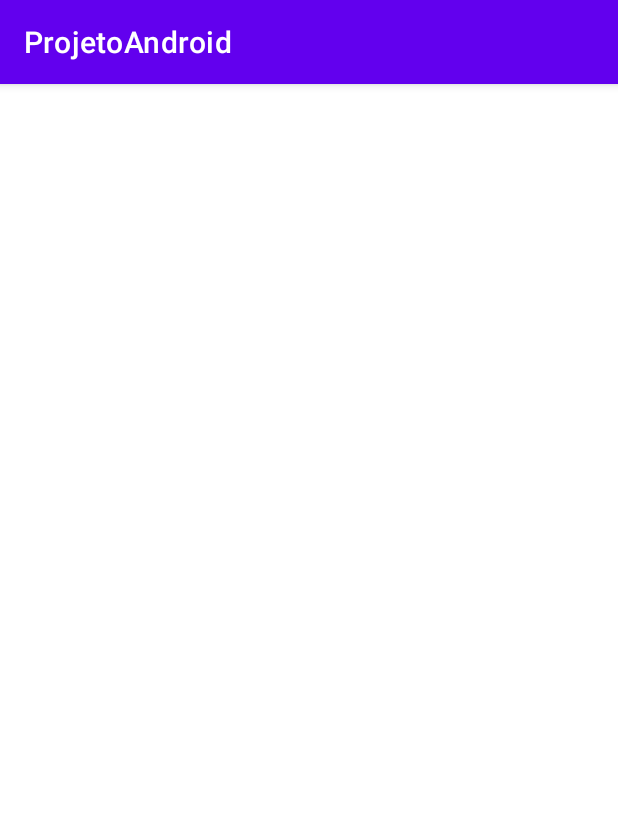
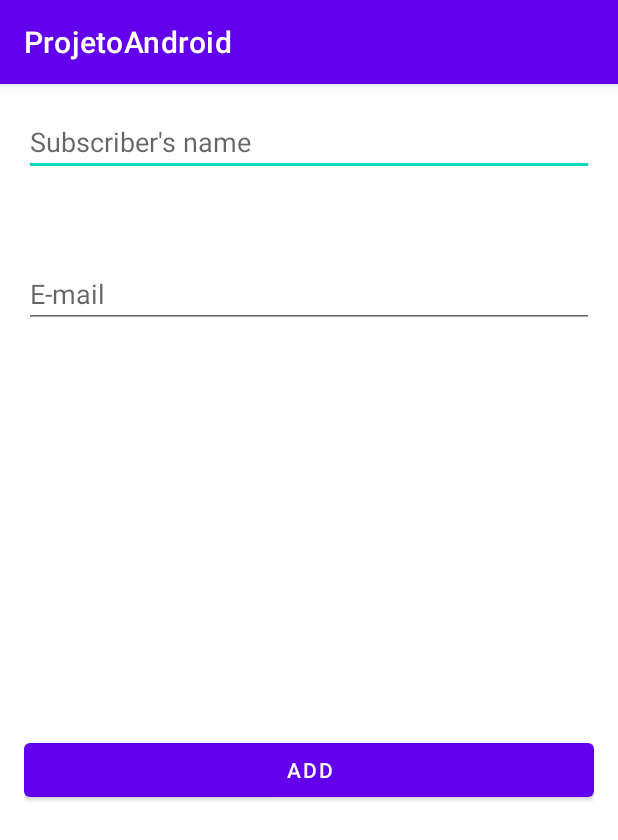
Before and after one commit to GraceTorresLeite/ProjetoAndroid, an Android app: the screen it shows after launch (MainActivity), on a phone screen of 412 x 824 dp. Shown: the top 840 px of the screen. Run offline under Robolectric (Android 15) with nearby library versions, the phone set to English and light mode, and no system bars.

Commit message:
fix constraintLayout

```diff
--- a/app/src/main/res/layout/subscriber_fragment.xml
+++ b/app/src/main/res/layout/subscriber_fragment.xml
@@ -8,49 +8,37 @@
     android:padding="16dp"
     tools:context=".ui.subscriber.SubscriberFragment">
 
-   <com.google.android.material.textfield.TextInputLayout
-       android:id="@+id/input_layout_name"
+
+    <Button
+        android:id="@+id/button_subscriber"
         android:layout_width="0dp"
         android:layout_height="wrap_content"
+        android:text="@string/subscriber_button"
+        app:layout_constraintBottom_toBottomOf="parent"
         app:layout_constraintEnd_toEndOf="parent"
-       app:layout_constraintEnd_toStartOf="parent"
-       app:layout_constraintEnd_toTopOf="parent">
+
+        app:layout_constraintStart_toStartOf="parent"
+        app:layout_constraintTop_toBottomOf="@+id/input_email" />
 
     <com.google.android.material.textfield.TextInputEditText
         android:id="@+id/input_name"
         android:layout_width="match_parent"
         android:layout_height="wrap_content"
         android:hint="@string/subscriber_name_hint"
-           android:inputType="textCapSentences" />
-
-   </com.google.android.material.textfield.TextInputLayout>
-
-    <com.google.android.material.textfield.TextInputLayout
-        android:id="@+id/input_layout_email"
-        android:layout_width="0dp"
-        android:layout_height="wrap_content"
-        android:layout_marginTop="8dp"
-        app:layout_constraintEnd_toEndOf="@id/input_layout_name"
-        app:layout_constraintEnd_toStartOf="@id/input_layout_name"
-        app:layout_constraintEnd_toTopOf="@id/input_layout_name">
+        android:inputType="textCapSentences"
+        app:layout_constraintEnd_toEndOf="parent"
+        app:layout_constraintStart_toStartOf="parent"
+        app:layout_constraintTop_toTopOf="parent" />
 
     <com.google.android.material.textfield.TextInputEditText
         android:id="@+id/input_email"
         android:layout_width="match_parent"
         android:layout_height="wrap_content"
+        android:layout_marginTop="56dp"
         android:hint="@string/subscriber_email_hint"
-            android:inputType="textEmailAddress"/>
-
-    </com.google.android.material.textfield.TextInputLayout>
-
-    <Button
-        android:id="@+id/button_subscriber"
-        android:layout_width="0dp"
-        android:layout_height="wrap_content"
-        android:layout_marginTop="16dp"
-        android:text="@string/subscriber_button"
-        app:layout_constraintEnd_toEndOf="@id/input_layout_email"
-        app:layout_constraintEnd_toStartOf="@id/input_layout_email"
-        app:layout_constraintEnd_toTopOf="@id/input_layout_email"/>
+        android:inputType="textEmailAddress"
+        app:layout_constraintEnd_toEndOf="parent"
+        app:layout_constraintStart_toStartOf="parent"
+        app:layout_constraintTop_toBottomOf="@+id/input_name" />
 
 </androidx.constraintlayout.widget.ConstraintLayout>
```
Lines whose indentation alone changed are shown as unchanged.
